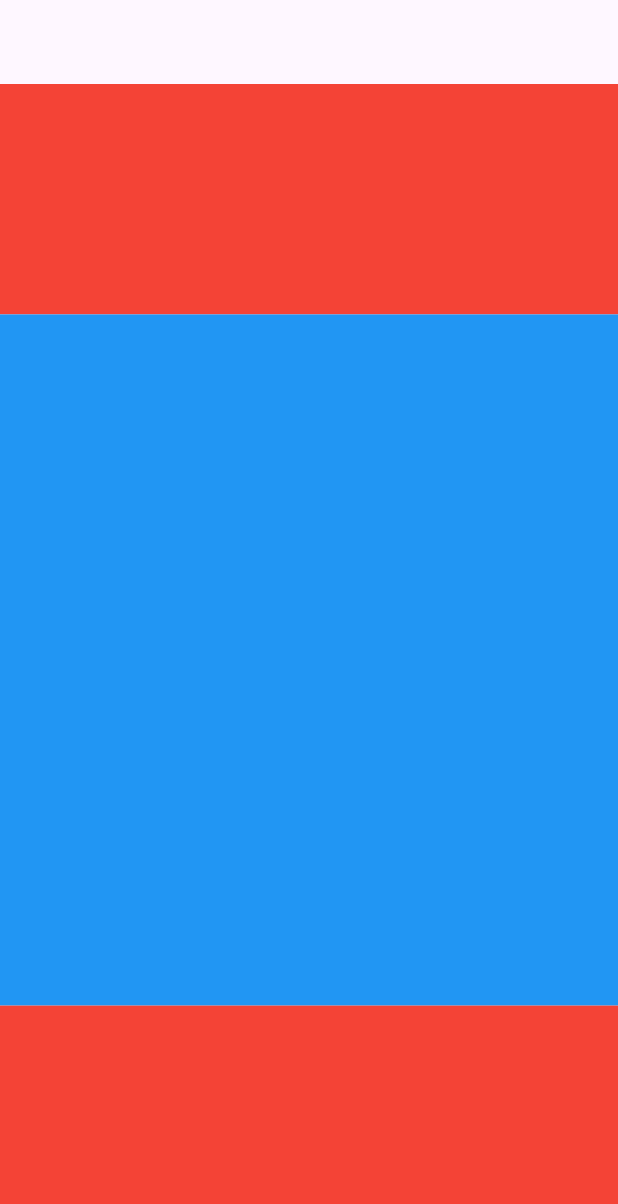
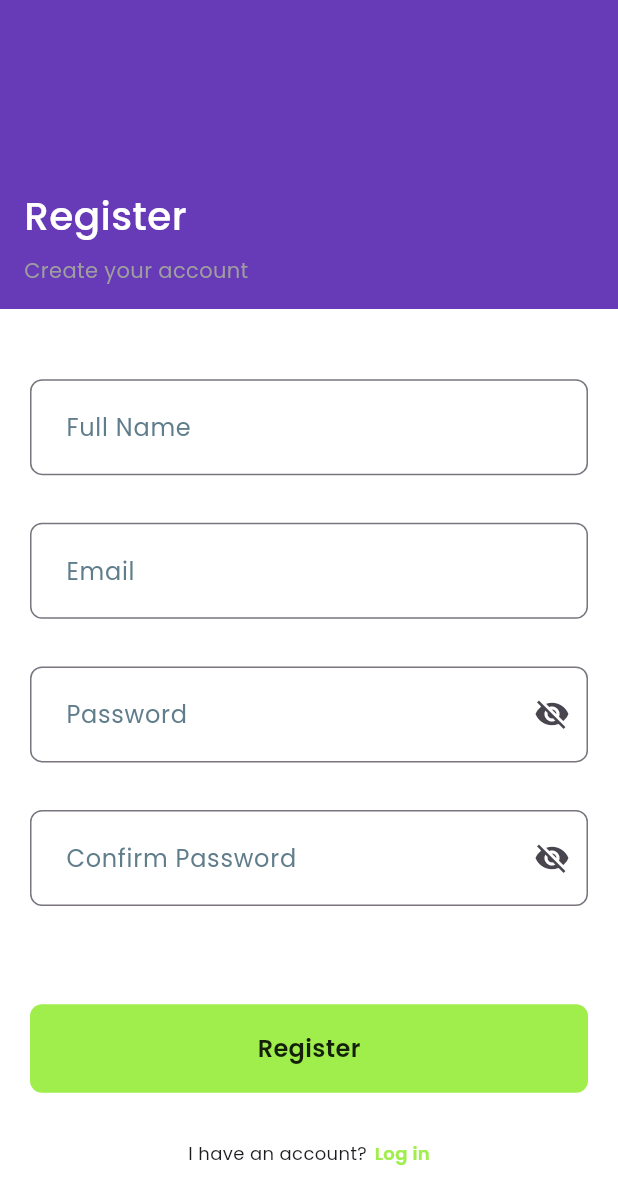
Before and after one commit to ArulRosario93/timothy, a Flutter app: the screen it shows after launch, on a phone screen of 412 x 824 dp. Shown: the top 1204 px of the screen. Run offline on Flutter 3.47's test engine with Material 3 defaults, Android fonts, the phone set to English and light mode, and no system bars; our stand-ins replace google_fonts.

Commit message:
sign up page

```diff
--- a/lib/main.dart
+++ b/lib/main.dart
@@ -11,6 +11,7 @@ class Timothy extends StatelessWidget {
   @override
   Widget build(BuildContext context) {
     return MaterialApp(
+      debugShowCheckedModeBanner: false,
       home: SignUp(),
     );
   }
--- a/lib/pages/SignUp/sign_up_page.dart
+++ b/lib/pages/SignUp/sign_up_page.dart
@@ -1,17 +1,87 @@
 import 'package:flutter/material.dart';
+import 'package:google_fonts/google_fonts.dart';
+import 'package:timothy/widgets/PrimaryButton/primary_button.dart';
+import '../../widgets/TextField/text_field.dart';
 
 class SignUp extends StatelessWidget {
   const SignUp({super.key});
 
   @override
   Widget build(BuildContext context) {
+
+    final TextEditingController fullName = TextEditingController();
+    final TextEditingController email = TextEditingController();
+    final TextEditingController password = TextEditingController();
+    final TextEditingController confirmPassword = TextEditingController();
+
+    void handleClick(){
+      print("HOLA THERE");
+    }
+
     return Scaffold(
-      appBar: AppBar(),
+      extendBodyBehindAppBar: true,
+      backgroundColor: Colors.white ,
+      appBar: AppBar(
+        backgroundColor: Colors.transparent,
+      ),
       body: Column(
+        crossAxisAlignment: CrossAxisAlignment.start,
         children: [
-          Flexible(flex: 1, child: Container(color: Colors.red,),),
-          Flexible(flex: 3, child: Container(color: Colors.blue,),),
-          Flexible(flex: 1, child: Container(color: Colors.red,),)
+          Flexible(
+            flex: 1,
+            child: Container(
+              alignment: Alignment.centerLeft,
+              color: Colors.deepPurple,
+              child: Column(
+                crossAxisAlignment: CrossAxisAlignment.start,
+                mainAxisAlignment: MainAxisAlignment.end,
+                children: [
+                  Padding(
+                    padding: const EdgeInsets.all(16.0),
+                    child: Column(
+                      crossAxisAlignment: CrossAxisAlignment.start,
+                      mainAxisAlignment: MainAxisAlignment.start,
+                      children: [
+                        Text("Register", textAlign: TextAlign.left, style: GoogleFonts.poppins(fontSize: 26, fontWeight: FontWeight.w500, color: Colors.white),),
+
+                        const SizedBox(height: 8,),
+
+                        Text("Create your account", textAlign: TextAlign.left, style: GoogleFonts.poppins(fontSize: 14, color: Colors.grey),)
+                      ],
+                    ),
+                  )
+                ],
+              ),
+            )
+          ),
+          Flexible(
+            flex: 3,
+            child: Padding(
+              padding: EdgeInsets.symmetric(vertical: 15, horizontal: 20),
+              child: Column(
+                mainAxisAlignment: MainAxisAlignment.spaceEvenly,
+                children: [
+                    InputField(controller: fullName, label: "Full Name", obscure: false),
+                    InputField(controller: email, label: "Email", obscure: false),
+                    InputField(controller: password, label: "Password", obscure: true),
+                    InputField(controller: confirmPassword, label: "Confirm Password", obscure: true),
+
+                    const SizedBox(height: 2,),
+
+                    PrimaryButton(text: "Register", handleClick: handleClick),
+
+                    Row(
+                      mainAxisAlignment: MainAxisAlignment.center,
+                      children: [
+                        Text("I have an account?", style: GoogleFonts.poppins(fontSize: 12),),
+                        const SizedBox(width: 5,),
+                        Text("Log in", style: GoogleFonts.poppins(fontSize: 12, fontWeight: FontWeight.w600, color: const Color.fromARGB(255, 160, 238, 76)),)
+                      ],
+                    )
+                ],
+              ),
+            )
+          ),
         ],
       ),
     );
--- /dev/null
+++ b/lib/widgets/PrimaryButton/primary_button.dart
@@ -0,0 +1,24 @@
+import 'package:flutter/material.dart';
+import 'package:google_fonts/google_fonts.dart';
+
+class PrimaryButton extends StatelessWidget {
+  final String text;
+  final Function() handleClick;
+  const PrimaryButton({super.key, required this.text, required this.handleClick});
+
+  @override
+  Widget build(BuildContext context) {
+    return GestureDetector(
+      onTap: handleClick,
+      child: Container(
+        decoration: BoxDecoration(
+          borderRadius: BorderRadius.circular(8),
+          color: const Color.fromARGB(255, 160, 238, 76)
+        ),
+        padding: EdgeInsets.all(18),
+        alignment: Alignment.center,
+        child: Text(text, style: GoogleFonts.poppins(color: Colors.black87, fontSize: 16, fontWeight: FontWeight.w600),),
+      ),
+    );
+  }
+}
--- /dev/null
+++ b/lib/widgets/TextField/text_field.dart
@@ -0,0 +1,56 @@
+import 'package:flutter/material.dart';
+import 'package:google_fonts/google_fonts.dart';
+
+class InputField extends StatefulWidget {
+  final TextEditingController controller;
+  final String label;
+  final bool obscure;
+  const InputField({super.key, required this.controller, required this.label, required this.obscure});
+
+  @override
+  State<InputField> createState() => _InputFieldState();
+}
+
+class _InputFieldState extends State<InputField> {
+
+  bool showpassword = true;
+
+  @override
+  void initState() {
+    super.initState();
+
+    setState(() {
+      showpassword = widget.obscure;
+    });
+  }
+
+  @override
+  void dispose() {
+    super.dispose();
+
+  }
+
+  @override
+  Widget build(BuildContext context) {
+
+    void showPassword(){
+      setState(() {
+        showpassword = !showpassword;
+      });
+    }
+
+    return TextFormField(
+      controller: widget.controller,
+      obscureText: showpassword,
+      decoration: InputDecoration(
+        labelText: widget.label,
+        contentPadding: EdgeInsets.symmetric(horizontal: 20, vertical: 20),
+        labelStyle: GoogleFonts.poppins(color: Colors.blueGrey),
+        border: OutlineInputBorder(
+          borderRadius: BorderRadius.circular(8)
+        ),
+        suffixIcon: widget.obscure? IconButton(onPressed: showPassword, icon: showpassword? Icon(Icons.visibility_off) : Icon(Icons.visibility)): null,
+      ),
+    );
+  }
+}
```
Also changed, not shown: pubspec.yaml (+4 -11 lines), pubspec.lock.
